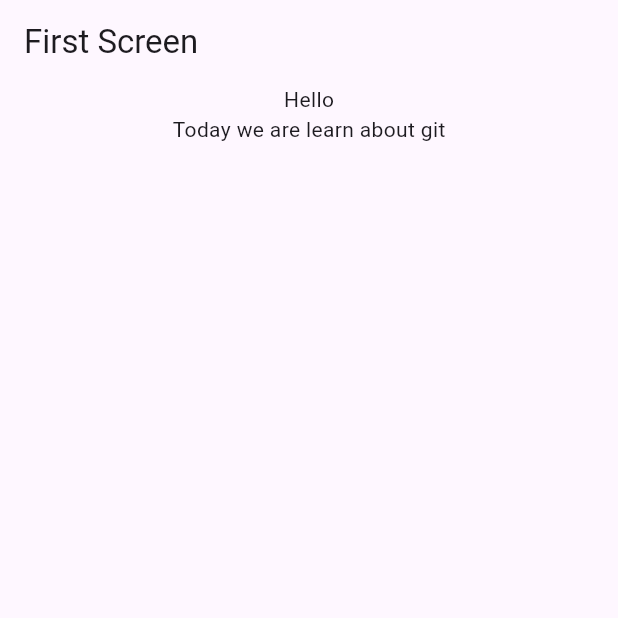
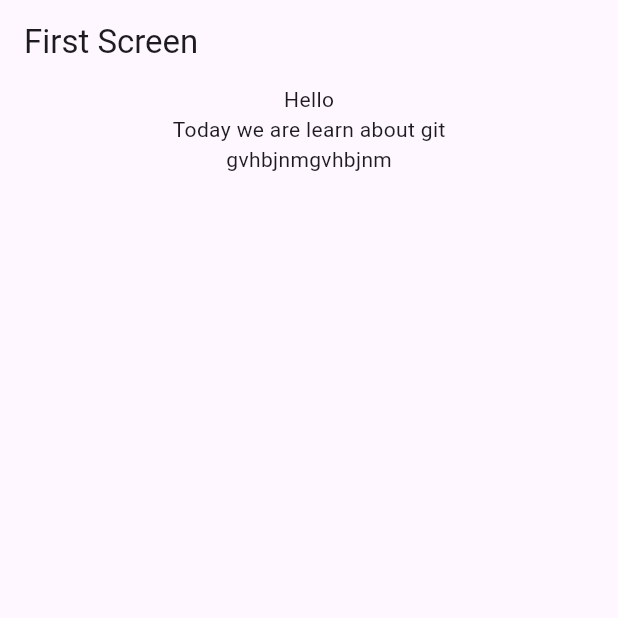
Before and after one commit to Coder-Aparna/learngit, a Flutter app: the screen it shows after launch, on a phone screen of 412 x 824 dp, the top half of it. Run offline on Flutter 3.47's test engine with Material 3 defaults, Android fonts, the phone set to English and light mode, and no system bars.

```diff
--- a/lib/first_screen.dart
+++ b/lib/first_screen.dart
@@ -11,7 +11,8 @@ class FirstScreen extends StatelessWidget {
         child: Column(
           children: [
             Text("Hello"),
-            Text("Today we are learn about git")
+            Text("Today we are learn about git"),
+            Text("gvhbjnmgvhbjnm")
           ],
         ),
       ),
```
